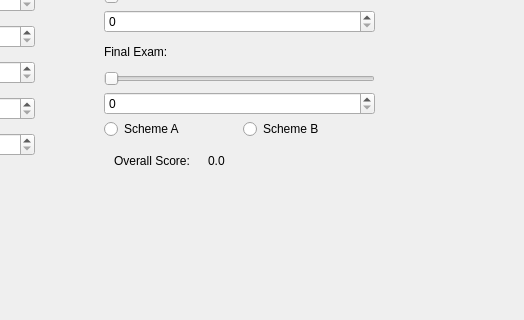
Before: the Qt Designer form gradecalculator.ui in irisbai1/PIC-10C-Assignment-2, drawn with Qt 5; both pictures show x 276 to 800 and y 195 to 515 of the 800 by 600 pixel window.
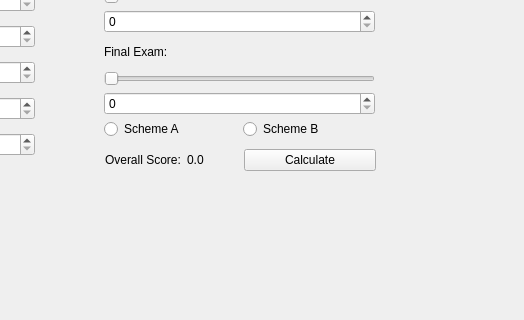
After: the same form once the commit is applied.

Patch:
```diff
--- a/gradecalculator.ui
+++ b/gradecalculator.ui
@@ -412,12 +412,14 @@
    <widget class="QWidget" name="">
     <property name="geometry">
      <rect>
-      <x>390</x>
-      <y>326</y>
-      <width>181</width>
-      <height>21</height>
+      <x>381</x>
+      <y>320</y>
+      <width>271</width>
+      <height>32</height>
      </rect>
     </property>
+    <layout class="QHBoxLayout" name="horizontalLayout_2">
+     <item>
     <layout class="QGridLayout" name="gridLayout_4">
      <item row="0" column="0">
       <widget class="QLabel" name="label_19">
@@ -430,6 +432,15 @@
       <widget class="QLabel" name="score_label">
        <property name="text">
         <string>0.0</string>
+         </property>
+        </widget>
+       </item>
+      </layout>
+     </item>
+     <item>
+      <widget class="QPushButton" name="calculateButton">
+       <property name="text">
+        <string>Calculate</string>
        </property>
       </widget>
      </item>
```
Left out of the diff: 2 changed lines with no effect on the pictures. Lines whose indentation alone changed are shown as unchanged.
